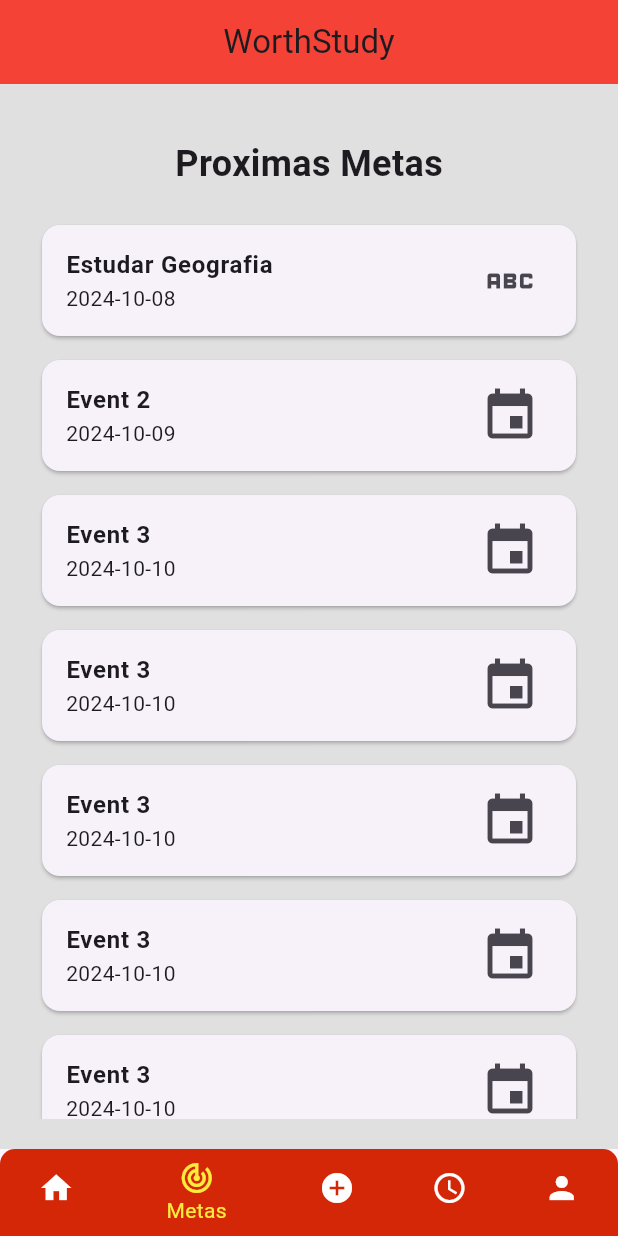
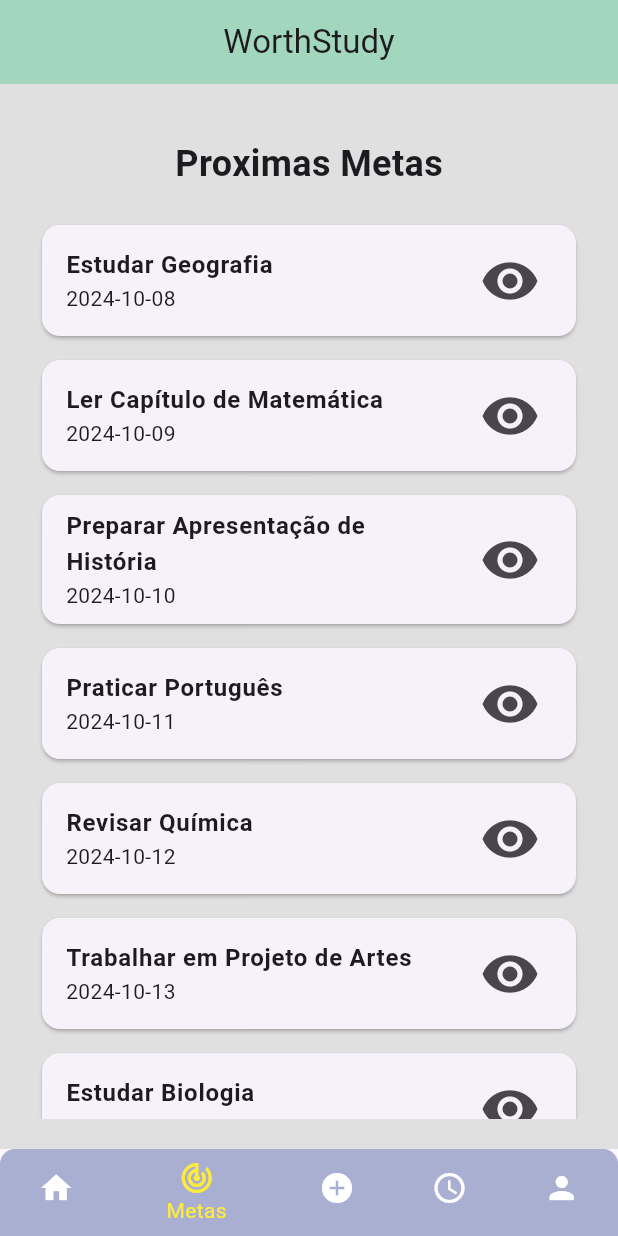
Before and after one commit to Henrique-Temponi/LDDM, a Flutter app: the screen it shows after launch, item 2 of the bottom bar chosen, on a phone screen of 412 x 824 dp. Run offline on Flutter 3.47's test engine with Material 3 defaults, Android fonts, the light colour scheme and no system bars.

Commit message:
Adiciona editar metas e melhora layout
Implementa novos metodos para editar metas
Adiciona novos metodos para touch diferentes
Melhora layout e palhetas de cores

```diff
--- a/lib/home.dart
+++ b/lib/home.dart
@@ -14,26 +14,26 @@ class _HomeState extends State<Home> {
     CardItem(
       title: 'Estudar Geografia',
       date: '2024-10-08',
-      icon: Icons.abc,
-      description: 'Description for Event 1.',
+      icon: Icons.remove_red_eye,
+      description: 'Estudar Geografia para a prova',
     ),
     CardItem(
-      title: 'Event 2',
-      date: '2024-10-09',
-      icon: Icons.event,
-      description: 'Description for Event 2.',
+      title: 'Trabalho LDDM',
+      date: '2024-11-09',
+      icon: Icons.remove_red_eye,
+      description: 'Fazer trabalho de LDDM.',
     ),
     CardItem(
-      title: 'Event 3',
-      date: '2024-10-10',
-      icon: Icons.event,
-      description: 'Description for Event 3.',
+      title: 'Grafos',
+      date: '2024-10-1',
+      icon: Icons.remove_red_eye,
+      description: 'Implementar o trabalho de grafos',
     ),
     CardItem(
-      title: 'Event 3',
-      date: '2024-10-10',
-      icon: Icons.event,
-      description: 'Description for Event 3.',
+      title: 'Estatistica',
+      date: '2024-10-31',
+      icon: Icons.remove_red_eye,
+      description: 'Estudar estatistica',
     )
   ];
 
@@ -69,9 +69,8 @@ class _HomeState extends State<Home> {
                     Navigator.push(
                         context,
                         MaterialPageRoute(
-                            builder: (context) => EditarMeta(
-                                  metaDados: item,
-                                )));
+                            builder: (context) => const EditarMeta(),
+                            settings: RouteSettings(arguments: items[index])));
                   },
                   child: Card(
                     margin: EdgeInsets.all(8.0),
--- a/lib/main.dart
+++ b/lib/main.dart
@@ -48,7 +48,7 @@ class _InicioState extends State<Inicio> {
     return Scaffold(
         appBar: AppBar(
           title: const Center(child: Text("WorthStudy")),
-          backgroundColor: Colors.red,
+          backgroundColor: const Color.fromARGB(120, 59, 178, 115),
           shadowColor: Theme.of(context).colorScheme.shadow,
         ),
         body: _telas[_index],
@@ -58,7 +58,6 @@ class _InicioState extends State<Inicio> {
               topLeft: Radius.circular(30),
               topRight: Radius.circular(30),
             ),
-            color: Colors.red,
           ),
           child: ClipRRect(
             borderRadius: const BorderRadius.only(
@@ -74,23 +73,23 @@ class _InicioState extends State<Inicio> {
                 BottomNavigationBarItem(
                     icon: Icon(Icons.home),
                     label: "Inicio",
-                    backgroundColor: Color.fromARGB(255, 208, 223, 9)),
+                    backgroundColor: Color.fromARGB(255, 124, 128, 155)),
                 BottomNavigationBarItem(
                     icon: Icon(Icons.track_changes),
                     label: "Metas",
-                    backgroundColor: Color.fromARGB(255, 212, 39, 8)),
+                    backgroundColor: Color.fromARGB(255, 169, 175, 209)),
                 BottomNavigationBarItem(
                     icon: Icon(Icons.add_circle),
                     label: "Adicionar Meta",
-                    backgroundColor: Color.fromARGB(255, 35, 156, 5)),
+                    backgroundColor: Color.fromARGB(255, 161, 205, 244)),
                 BottomNavigationBarItem(
                     icon: Icon(Icons.schedule),
                     label: "Pomodoro",
-                    backgroundColor: Color.fromARGB(255, 35, 156, 5)),
+                    backgroundColor: Color.fromARGB(255, 173, 169, 183)),
                 BottomNavigationBarItem(
                     icon: Icon(Icons.person),
                     label: "Perfil",
-                    backgroundColor: Color.fromARGB(255, 6, 50, 194))
+                    backgroundColor: Color.fromARGB(255, 39, 62, 71))
               ],
             ),
           ),
--- a/lib/metas.dart
+++ b/lib/metas.dart
@@ -1,4 +1,5 @@
 import 'package:flutter/material.dart';
+import 'package:lddm/editar_meta.dart';
 import 'card_item.dart';
 
 class Meta extends StatefulWidget {
@@ -13,50 +14,50 @@ class _MetaState extends State<Meta> {
     CardItem(
       title: 'Estudar Geografia',
       date: '2024-10-08',
-      icon: Icons.abc,
-      description: 'Description for Event 1.',
+      icon: Icons.remove_red_eye,
+      description: 'Revisar capitais e continentes.',
     ),
     CardItem(
-      title: 'Event 2',
+      title: 'Ler Capítulo de Matemática',
       date: '2024-10-09',
-      icon: Icons.event,
-      description: 'Description for Event 2.',
+      icon: Icons.remove_red_eye,
+      description: 'Ler o Capítulo 5 e resolver exercícios.',
     ),
     CardItem(
-      title: 'Event 3',
+      title: 'Preparar Apresentação de História',
       date: '2024-10-10',
-      icon: Icons.event,
-      description: 'Description for Event 3.',
+      icon: Icons.remove_red_eye,
+      description: 'Preparar slides sobre a Revolução Industrial.',
     ),
     CardItem(
-      title: 'Event 3',
-      date: '2024-10-10',
-      icon: Icons.event,
-      description: 'Description for Event 3.',
+      title: 'Praticar Português',
+      date: '2024-10-11',
+      icon: Icons.remove_red_eye,
+      description: 'Fazer exercícios de conjugação de verbos.',
     ),
     CardItem(
-      title: 'Event 3',
-      date: '2024-10-10',
-      icon: Icons.event,
-      description: 'Description for Event 3.',
+      title: 'Revisar Química',
+      date: '2024-10-12',
+      icon: Icons.remove_red_eye,
+      description: 'Estudar ligações químicas e suas propriedades.',
     ),
     CardItem(
-      title: 'Event 3',
-      date: '2024-10-10',
-      icon: Icons.event,
-      description: 'Description for Event 3.',
+      title: 'Trabalhar em Projeto de Artes',
+      date: '2024-10-13',
+      icon: Icons.remove_red_eye,
+      description: 'Criar uma obra inspirada em Van Gogh.',
     ),
     CardItem(
-      title: 'Event 3',
-      date: '2024-10-10',
-      icon: Icons.event,
-      description: 'Description for Event 3.',
+      title: 'Estudar Biologia',
+      date: '2024-10-14',
+      icon: Icons.remove_red_eye,
+      description: 'Revisar sistema circulatório e suas funções.',
     ),
     CardItem(
-      title: 'Event 3',
-      date: '2024-10-10',
-      icon: Icons.event,
-      description: 'Description for Event 3.',
+      title: 'Praticar Física',
+      date: '2024-10-15',
+      icon: Icons.remove_red_eye,
+      description: 'Resolver problemas de cinemática.',
     ),
   ];
 
@@ -79,7 +80,16 @@ class _MetaState extends State<Meta> {
                 itemCount: items.length,
                 itemBuilder: (context, index) {
                   final item = items[index];
-                return Card(
+                  return GestureDetector(
+                      onLongPress: () {
+                        Navigator.push(
+                            context,
+                            MaterialPageRoute(
+                                builder: (context) => const EditarMeta(),
+                                settings:
+                                    RouteSettings(arguments: items[index])));
+                      },
+                      child: Card(
                         margin: EdgeInsets.all(8.0),
                         child: ExpansionTile(
                           trailing: Icon(item.icon, size: 40),
@@ -92,9 +102,8 @@ class _MetaState extends State<Meta> {
                             )
                           ],
                         ),
-                );
-              },
-            ),
+                      ));
+                }),
           )
         ],
       ),
```
Also changed, not shown: lib/adicionar_meta.dart (+3 -8 lines), lib/cadastro.dart (+7 -10 lines), lib/editar_meta.dart (+30 -27 lines). Lines whose indentation alone changed are shown as unchanged.
